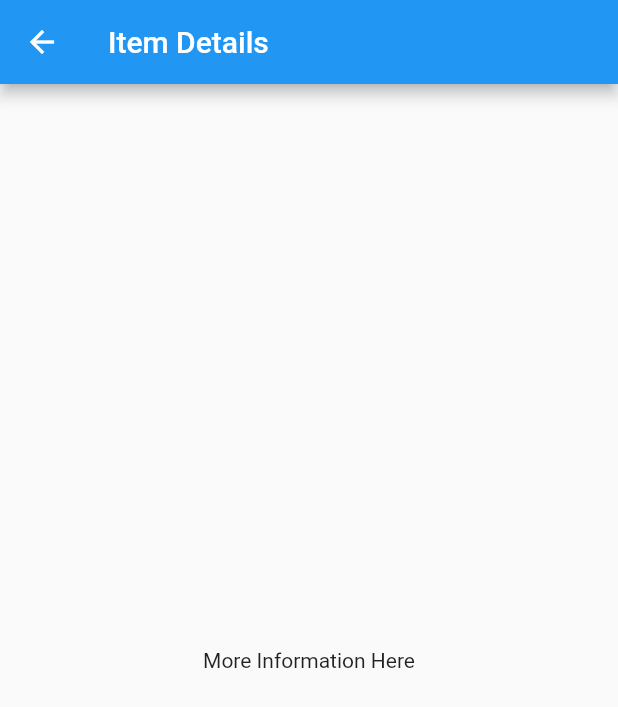
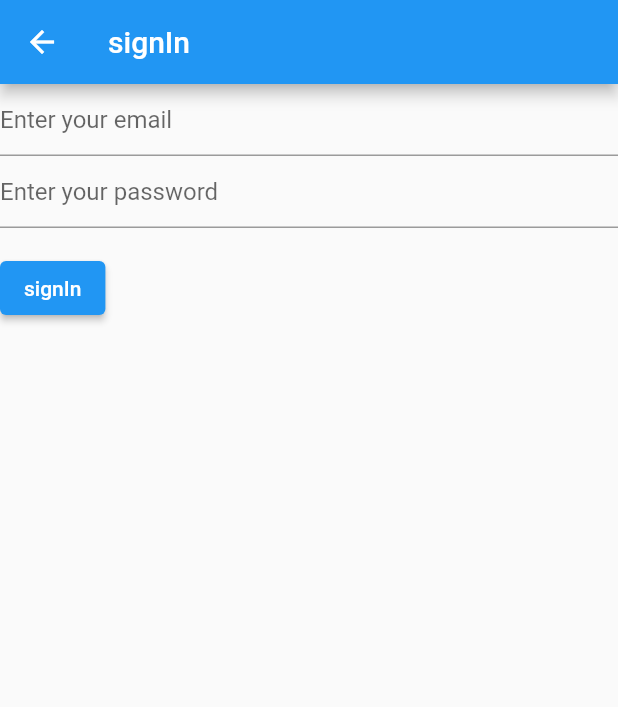
Before and after one commit to MahmoudKortas/gestionPFE, a Flutter app: the screen it shows after launch, after a tap on an icon or button, on a phone screen of 412 x 824 dp. Shown: the top 707 px of the screen. Run offline on Flutter 3.47's test engine with Material 2 defaults, Android fonts, the phone set to English and light mode, and no system bars; generated files the repository leaves out were written again.

Commit message:
add: screens ( login, signin, listPfe )

```diff
--- a/gestion_pfe/lib/src/app.dart
+++ b/gestion_pfe/lib/src/app.dart
@@ -1,8 +1,10 @@
 import 'package:flutter/material.dart';
 import 'package:flutter_gen/gen_l10n/app_localizations.dart';
 import 'package:flutter_localizations/flutter_localizations.dart';
+import 'package:gestion_pfe/src/sample_feature/logIn.dart';
+import 'package:gestion_pfe/src/sample_feature/signIn.dart';
 
-import 'sample_feature/sample_item_details_view.dart';
+import 'sample_feature/sujet_PFE.dart';
 import 'sample_feature/sample_item_list_view.dart';
 import 'settings/settings_controller.dart';
 import 'settings/settings_view.dart';
@@ -69,8 +71,12 @@ class MyApp extends StatelessWidget {
                 switch (routeSettings.name) {
                   case SettingsView.routeName:
                     return SettingsView(controller: settingsController);
-                  case SampleItemDetailsView.routeName:
-                    return const SampleItemDetailsView();
+                  case LogIn.routeName:
+                    return LogIn();
+                  case SignIn.routeName:
+                    return  SignIn();
+                  case SujetPFE.routeName:
+                    return const SujetPFE();
                   case SampleItemListView.routeName:
                   default:
                     return const SampleItemListView();
--- a/gestion_pfe/lib/src/sample_feature/sample_item_details_view.dart
+++ /dev/null
@@ -1,20 +0,0 @@
-import 'package:flutter/material.dart';
-
-/// Displays detailed information about a SampleItem.
-class SampleItemDetailsView extends StatelessWidget {
-  const SampleItemDetailsView({Key? key}) : super(key: key);
-
-  static const routeName = '/sample_item';
-
-  @override
-  Widget build(BuildContext context) {
-    return Scaffold(
-      appBar: AppBar(
-        title: const Text('Item Details'),
-      ),
-      body: const Center(
-        child: Text('More Information Here'),
-      ),
-    );
-  }
-}
--- a/gestion_pfe/lib/src/sample_feature/sample_item_list_view.dart
+++ b/gestion_pfe/lib/src/sample_feature/sample_item_list_view.dart
@@ -1,10 +1,11 @@
 import 'package:flutter/material.dart';
-
+import 'package:gestion_pfe/src/sample_feature/logIn.dart';
+import 'package:gestion_pfe/src/sample_feature/signIn.dart';
 import '../settings/settings_view.dart';
 import 'sample_item.dart';
-import 'sample_item_details_view.dart';
+import 'sujet_PFE.dart';
 
-/// Displays a list of SampleItems.
+
 class SampleItemListView extends StatelessWidget {
   const SampleItemListView({
     Key? key,
@@ -32,39 +33,76 @@ class SampleItemListView extends StatelessWidget {
           ),
         ],
       ),
-
-      // To work with lists that may contain a large number of items, it’s best
-      // to use the ListView.builder constructor.
-      //
-      // In contrast to the default ListView constructor, which requires
-      // building all Widgets up front, the ListView.builder constructor lazily
-      // builds Widgets as they’re scrolled into view.
-      body: ListView.builder(
-        // Providing a restorationId allows the ListView to restore the
-        // scroll position when a user leaves and returns to the app after it
-        // has been killed while running in the background.
-        restorationId: 'sampleItemListView',
-        itemCount: items.length,
-        itemBuilder: (BuildContext context, int index) {
-          final item = items[index];
-
-          return ListTile(
-            title: Text('SampleItem ${item.id}'),
+      body: SingleChildScrollView(
+        // controller: controller,
+        child: Column(
+          children: [
+            Card(
+              child: ListTile(
                 leading: const CircleAvatar(
-              // Display the Flutter Logo image asset.
                   foregroundImage: AssetImage('assets/images/flutter_logo.png'),
                 ),
+                title: Text('SampleItem ${items[0].id}'),
+                subtitle: const Text(
+                    'A sufficiently long subtitle warrants three lines.'),
+                trailing: const Icon(Icons.more_vert),
+                isThreeLine: true,
                 onTap: () {
                   // Navigate to the details page. If the user leaves and returns to
                   // the app after it has been killed while running in the
                   // background, the navigation stack is restored.
                   Navigator.restorablePushNamed(
                     context,
-                SampleItemDetailsView.routeName,
-              );
-            }
+                    SignIn.routeName,
                   );
                 },
+              ),
+            ),
+            Card(
+              child: ListTile(
+                leading: const CircleAvatar(
+                  foregroundImage: AssetImage('assets/images/flutter_logo.png'),
+                ),
+                title: Text('SampleItem ${items[1].id}'),
+                subtitle: const Text(
+                    'A sufficiently long subtitle warrants three lines.'),
+                trailing: const Icon(Icons.more_vert),
+                isThreeLine: true,
+                onTap: () {
+                  // Navigate to the details page. If the user leaves and returns to
+                  // the app after it has been killed while running in the
+                  // background, the navigation stack is restored.
+                  Navigator.restorablePushNamed(
+                    context,
+                    LogIn.routeName,
+                  );
+                },
+              ),
+            ),
+            Card(
+              child: ListTile(
+                leading: const CircleAvatar(
+                  foregroundImage: AssetImage('assets/images/flutter_logo.png'),
+                ),
+                title: Text('SampleItem ${items[2].id}'),
+                subtitle: const Text(
+                    'A sufficiently long subtitle warrants three lines.'),
+                trailing: const Icon(Icons.more_vert),
+                isThreeLine: true,
+                onTap: () {
+                  // Navigate to the details page. If the user leaves and returns to
+                  // the app after it has been killed while running in the
+                  // background, the navigation stack is restored.
+                  Navigator.restorablePushNamed(
+                    context,
+                    SujetPFE.routeName,
+                  );
+                },
+              ),
+            ),
+
+          ],
+        ),
       ),
     );
   }
--- /dev/null
+++ b/gestion_pfe/lib/src/sample_feature/signIn.dart
@@ -0,0 +1,68 @@
+import 'package:flutter/material.dart';
+
+/// Displays detailed information about a SampleItem.
+class SignIn extends StatelessWidget {
+  SignIn({Key? key}) : super(key: key);
+
+  static const routeName = '/signIn';
+  final GlobalKey<FormState> _formKey = GlobalKey<FormState>();
+
+  @override
+  Widget build(BuildContext context) {
+    return Scaffold(
+      appBar: AppBar(
+        title: const Text('signIn'),
+      ),
+      body: SingleChildScrollView(
+        // controller: controller,
+        child: Column(
+          children: [
+            Form(
+              key: _formKey,
+              child: Column(
+                crossAxisAlignment: CrossAxisAlignment.start,
+                children: <Widget>[
+                  TextFormField(
+                    decoration: const InputDecoration(
+                      hintText: 'Enter your email',
+                    ),
+                    validator: (String? value) {
+                      if (value == null || value.isEmpty) {
+                        return 'Please enter some text';
+                      }
+                      return null;
+                    },
+                  ),
+                  TextFormField(
+                    decoration: const InputDecoration(
+                      hintText: 'Enter your password',
+                    ),
+                    validator: (String? value) {
+                      if (value == null || value.isEmpty) {
+                        return 'Please enter some text';
+                      }
+                      return null;
+                    },
+                  ),
+                  Padding(
+                    padding: const EdgeInsets.symmetric(vertical: 16.0),
+                    child: ElevatedButton(
+                      onPressed: () {
+                        // Validate will return true if the form is valid, or false if
+                        // the form is invalid.
+                        if (_formKey.currentState!.validate()) {
+                          // Process data.
+                        }
+                      },
+                      child: const Text('signIn'),
+                    ),
+                  ),
+                ],
+              ),
+            ),
+          ],
+        ),
+      ),
+    );
+  }
+}
```
Also changed, not shown: gestion_pfe/lib/src/sample_feature/logIn.dart (added, +71 -0 lines), gestion_pfe/lib/src/sample_feature/sujet_PFE.dart (added, +150 -0 lines). Lines whose indentation alone changed are shown as unchanged.
